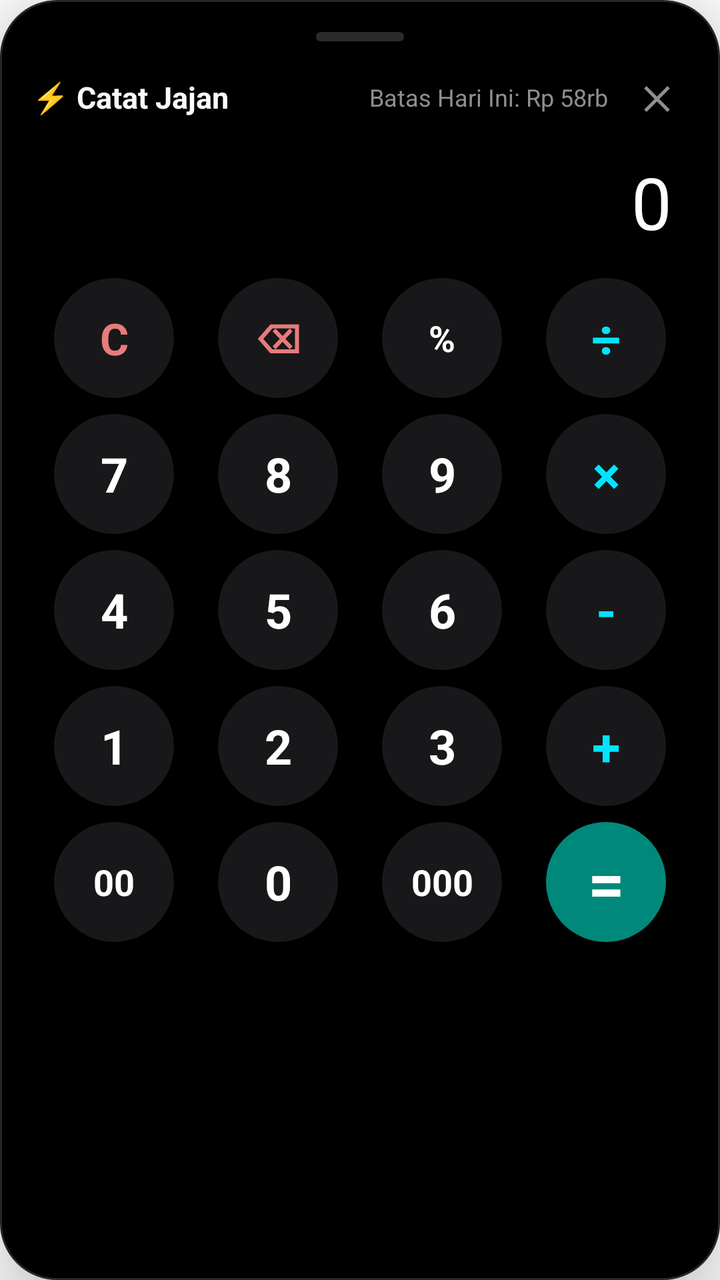
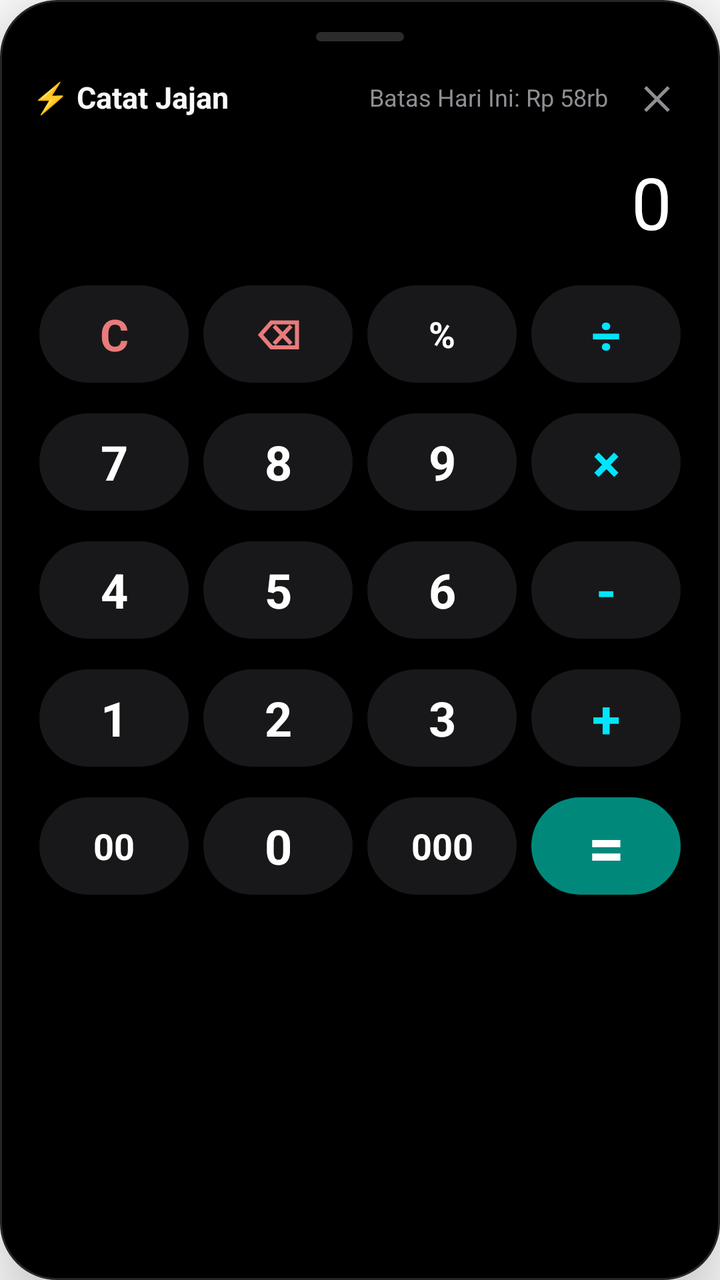

Compare the two renders of this Android layout. The source of the first and the diff that turns it into the second are given below.
<!-- AndroidManifest.xml: fallback theme Theme.MaterialComponents.DayNight.NoActionBar -->
<!-- res/layout/floating_calculator_layout.xml -->
<?xml version="1.0" encoding="utf-8"?>
<LinearLayout xmlns:android="http://schemas.android.com/apk/res/android"
    android:id="@+id/calc_root"
    android:layout_width="340dp"
    android:layout_height="wrap_content"
    android:background="@drawable/bg_calc_card"
    android:elevation="24dp"
    android:orientation="vertical"
    android:padding="16dp">

    
    <View
        android:id="@+id/calc_drag_handle"
        android:layout_width="44dp"
        android:layout_height="4.5dp"
        android:layout_gravity="center_horizontal"
        android:layout_marginBottom="12dp"
        android:background="@drawable/bg_calc_handle" />

    
    <LinearLayout
        android:id="@+id/calc_header"
        android:layout_width="match_parent"
        android:layout_height="wrap_content"
        android:gravity="center_vertical"
        android:orientation="horizontal">

        <TextView
            android:layout_width="0dp"
            android:layout_height="wrap_content"
            android:layout_weight="1"
            android:text="⚡ Catat Jajan"
            android:textColor="#F8FAFC"
            android:textSize="15sp"
            android:textStyle="bold" />

        <TextView
            android:id="@+id/tv_calc_remaining"
            android:layout_width="wrap_content"
            android:layout_height="wrap_content"
            android:text="Batas Hari Ini: Rp 58rb"
            android:textColor="#8E8E93"
            android:textSize="12sp"
            android:textStyle="normal" />

        <TextView
            android:id="@+id/btn_calc_close"
            android:layout_width="32dp"
            android:layout_height="32dp"
            android:layout_marginStart="8dp"
            android:gravity="center"
            android:text="✕"
            android:textColor="#8E8E93"
            android:textSize="16sp"
            android:textStyle="bold" />
    </LinearLayout>

    
    <LinearLayout
        android:layout_width="match_parent"
        android:layout_height="wrap_content"
        android:layout_marginTop="12dp"
        android:layout_marginBottom="14dp"
        android:gravity="end"
        android:orientation="vertical"
        android:paddingStart="8dp"
        android:paddingEnd="8dp">

        
        <TextView
            android:id="@+id/tv_calc_display"
            android:layout_width="wrap_content"
            android:layout_height="wrap_content"
            android:ellipsize="start"
            android:maxLines="1"
            android:text="0"
            android:textColor="#FFFFFF"
            android:textSize="36sp" />

        
        <TextView
            android:id="@+id/tv_calc_formula"
            android:layout_width="wrap_content"
            android:layout_height="wrap_content"
            android:layout_marginTop="4dp"
            android:text=""
            android:textColor="#8E8E93"
            android:textSize="18sp"
            android:visibility="gone" />
    </LinearLayout>

    
    <LinearLayout
        android:layout_width="match_parent"
        android:layout_height="wrap_content"
        android:orientation="vertical">

        
        <LinearLayout
            android:layout_width="match_parent"
            android:layout_height="wrap_content"
            android:layout_marginBottom="8dp"
            android:orientation="horizontal">

            <FrameLayout
                android:layout_width="0dp"
                android:layout_height="wrap_content"
                android:layout_weight="1">

                <TextView
                    android:id="@+id/btn_calc_clear"
                    android:layout_width="60dp"
                    android:layout_height="60dp"
                    android:layout_gravity="center"
                    android:background="@drawable/bg_calc_circle_btn"
                    android:gravity="center"
                    android:text="C"
                    android:textColor="#E87B7B"
                    android:textSize="22sp"
                    android:textStyle="bold" />
            </FrameLayout>

            <FrameLayout
                android:layout_width="0dp"
                android:layout_height="wrap_content"
                android:layout_weight="1">

                <TextView
                    android:id="@+id/num_backspace"
                    android:layout_width="60dp"
                    android:layout_height="60dp"
                    android:layout_gravity="center"
                    android:background="@drawable/bg_calc_circle_btn"
                    android:gravity="center"
                    android:text="⌫"
                    android:textColor="#E87B7B"
                    android:textSize="20sp"
                    android:textStyle="bold" />
            </FrameLayout>

            <FrameLayout
                android:layout_width="0dp"
                android:layout_height="wrap_content"
                android:layout_weight="1">

                <TextView
                    android:id="@+id/btn_calc_percent"
                    android:layout_width="60dp"
                    android:layout_height="60dp"
                    android:layout_gravity="center"
                    android:background="@drawable/bg_calc_circle_btn"
                    android:gravity="center"
                    android:text="%"
                    android:textColor="#FFFFFF"
                    android:textSize="18sp"
                    android:textStyle="bold" />
            </FrameLayout>

            <FrameLayout
                android:layout_width="0dp"
                android:layout_height="wrap_content"
                android:layout_weight="1">

                <TextView
                    android:id="@+id/btn_calc_div"
                    android:layout_width="60dp"
                    android:layout_height="60dp"
                    android:layout_gravity="center"
                    android:background="@drawable/bg_calc_circle_btn"
                    android:gravity="center"
                    android:text="÷"
                    android:textColor="#00E5FF"
                    android:textSize="26sp"
                    android:textStyle="bold" />
            </FrameLayout>
        </LinearLayout>

        
        <LinearLayout
            android:layout_width="match_parent"
            android:layout_height="wrap_content"
            android:layout_marginBottom="8dp"
            android:orientation="horizontal">

            <FrameLayout
                android:layout_width="0dp"
                android:layout_height="wrap_content"
                android:layout_weight="1">

                <TextView
                    android:id="@+id/num_7"
                    android:layout_width="60dp"
                    android:layout_height="60dp"
                    android:layout_gravity="center"
                    android:background="@drawable/bg_calc_circle_btn"
                    android:gravity="center"
                    android:text="7"
                    android:textColor="#FFFFFF"
                    android:textSize="24sp"
                    android:textStyle="bold" />
            </FrameLayout>

            <FrameLayout
                android:layout_width="0dp"
                android:layout_height="wrap_content"
                android:layout_weight="1">

                <TextView
                    android:id="@+id/num_8"
                    android:layout_width="60dp"
                    android:layout_height="60dp"
                    android:layout_gravity="center"
                    android:background="@drawable/bg_calc_circle_btn"
                    android:gravity="center"
                    android:text="8"
                    android:textColor="#FFFFFF"
                    android:textSize="24sp"
                    android:textStyle="bold" />
            </FrameLayout>

            <FrameLayout
                android:layout_width="0dp"
                android:layout_height="wrap_content"
                android:layout_weight="1">

                <TextView
                    android:id="@+id/num_9"
                    android:layout_width="60dp"
                    android:layout_height="60dp"
                    android:layout_gravity="center"
                    android:background="@drawable/bg_calc_circle_btn"
                    android:gravity="center"
                    android:text="9"
                    android:textColor="#FFFFFF"
                    android:textSize="24sp"
                    android:textStyle="bold" />
            </FrameLayout>

            <FrameLayout
                android:layout_width="0dp"
                android:layout_height="wrap_content"
                android:layout_weight="1">

                <TextView
                    android:id="@+id/btn_calc_mul"
                    android:layout_width="60dp"
                    android:layout_height="60dp"
                    android:layout_gravity="center"
                    android:background="@drawable/bg_calc_circle_btn"
                    android:gravity="center"
                    android:text="×"
                    android:textColor="#00E5FF"
                    android:textSize="26sp"
                    android:textStyle="bold" />
            </FrameLayout>
        </LinearLayout>

        
        <LinearLayout
            android:layout_width="match_parent"
            android:layout_height="wrap_content"
            android:layout_marginBottom="8dp"
            android:orientation="horizontal">

            <FrameLayout
                android:layout_width="0dp"
                android:layout_height="wrap_content"
                android:layout_weight="1">

                <TextView
                    android:id="@+id/num_4"
                    android:layout_width="60dp"
                    android:layout_height="60dp"
                    android:layout_gravity="center"
                    android:background="@drawable/bg_calc_circle_btn"
                    android:gravity="center"
                    android:text="4"
                    android:textColor="#FFFFFF"
                    android:textSize="24sp"
                    android:textStyle="bold" />
            </FrameLayout>

            <FrameLayout
                android:layout_width="0dp"
                android:layout_height="wrap_content"
                android:layout_weight="1">

                <TextView
                    android:id="@+id/num_5"
                    android:layout_width="60dp"
                    android:layout_height="60dp"
                    android:layout_gravity="center"
                    android:background="@drawable/bg_calc_circle_btn"
                    android:gravity="center"
                    android:text="5"
                    android:textColor="#FFFFFF"
                    android:textSize="24sp"
                    android:textStyle="bold" />
            </FrameLayout>

            <FrameLayout
                android:layout_width="0dp"
                android:layout_height="wrap_content"
                android:layout_weight="1">

                <TextView
                    android:id="@+id/num_6"
                    android:layout_width="60dp"
                    android:layout_height="60dp"
                    android:layout_gravity="center"
                    android:background="@drawable/bg_calc_circle_btn"
                    android:gravity="center"
                    android:text="6"
                    android:textColor="#FFFFFF"
                    android:textSize="24sp"
                    android:textStyle="bold" />
            </FrameLayout>

            <FrameLayout
                android:layout_width="0dp"
                android:layout_height="wrap_content"
                android:layout_weight="1">

                <TextView
                    android:id="@+id/btn_calc_minus"
                    android:layout_width="60dp"
                    android:layout_height="60dp"
                    android:layout_gravity="center"
                    android:background="@drawable/bg_calc_circle_btn"
                    android:gravity="center"
                    android:text="-"
                    android:textColor="#00E5FF"
                    android:textSize="26sp"
                    android:textStyle="bold" />
            </FrameLayout>
        </LinearLayout>

        
        <LinearLayout
            android:layout_width="match_parent"
            android:layout_height="wrap_content"
            android:layout_marginBottom="8dp"
            android:orientation="horizontal">

            <FrameLayout
                android:layout_width="0dp"
                android:layout_height="wrap_content"
                android:layout_weight="1">

                <TextView
                    android:id="@+id/num_1"
                    android:layout_width="60dp"
                    android:layout_height="60dp"
                    android:layout_gravity="center"
                    android:background="@drawable/bg_calc_circle_btn"
                    android:gravity="center"
                    android:text="1"
                    android:textColor="#FFFFFF"
                    android:textSize="24sp"
                    android:textStyle="bold" />
            </FrameLayout>

            <FrameLayout
                android:layout_width="0dp"
                android:layout_height="wrap_content"
                android:layout_weight="1">

                <TextView
                    android:id="@+id/num_2"
                    android:layout_width="60dp"
                    android:layout_height="60dp"
                    android:layout_gravity="center"
                    android:background="@drawable/bg_calc_circle_btn"
                    android:gravity="center"
                    android:text="2"
                    android:textColor="#FFFFFF"
                    android:textSize="24sp"
                    android:textStyle="bold" />
            </FrameLayout>

            <FrameLayout
                android:layout_width="0dp"
                android:layout_height="wrap_content"
                android:layout_weight="1">

                <TextView
                    android:id="@+id/num_3"
                    android:layout_width="60dp"
                    android:layout_height="60dp"
                    android:layout_gravity="center"
                    android:background="@drawable/bg_calc_circle_btn"
                    android:gravity="center"
                    android:text="3"
                    android:textColor="#FFFFFF"
                    android:textSize="24sp"
                    android:textStyle="bold" />
            </FrameLayout>

            <FrameLayout
                android:layout_width="0dp"
                android:layout_height="wrap_content"
                android:layout_weight="1">

                <TextView
                    android:id="@+id/btn_calc_plus"
                    android:layout_width="60dp"
                    android:layout_height="60dp"
                    android:layout_gravity="center"
                    android:background="@drawable/bg_calc_circle_btn"
                    android:gravity="center"
                    android:text="+"
                    android:textColor="#00E5FF"
                    android:textSize="26sp"
                    android:textStyle="bold" />
            </FrameLayout>
        </LinearLayout>

        
        <LinearLayout
            android:layout_width="match_parent"
            android:layout_height="wrap_content"
            android:orientation="horizontal">

            <FrameLayout
                android:layout_width="0dp"
                android:layout_height="wrap_content"
                android:layout_weight="1">

                <TextView
                    android:id="@+id/num_00"
                    android:layout_width="60dp"
                    android:layout_height="60dp"
                    android:layout_gravity="center"
                    android:background="@drawable/bg_calc_circle_btn"
                    android:gravity="center"
                    android:text="00"
                    android:textColor="#FFFFFF"
                    android:textSize="18sp"
                    android:textStyle="bold" />
            </FrameLayout>

            <FrameLayout
                android:layout_width="0dp"
                android:layout_height="wrap_content"
                android:layout_weight="1">

                <TextView
                    android:id="@+id/num_0"
                    android:layout_width="60dp"
                    android:layout_height="60dp"
                    android:layout_gravity="center"
                    android:background="@drawable/bg_calc_circle_btn"
                    android:gravity="center"
                    android:text="0"
                    android:textColor="#FFFFFF"
                    android:textSize="24sp"
                    android:textStyle="bold" />
            </FrameLayout>

            <FrameLayout
                android:layout_width="0dp"
                android:layout_height="wrap_content"
                android:layout_weight="1">

                <TextView
                    android:id="@+id/num_000"
                    android:layout_width="60dp"
                    android:layout_height="60dp"
                    android:layout_gravity="center"
                    android:background="@drawable/bg_calc_circle_btn"
                    android:gravity="center"
                    android:text="000"
                    android:textColor="#FFFFFF"
                    android:textSize="18sp"
                    android:textStyle="bold" />
            </FrameLayout>

            <FrameLayout
                android:layout_width="0dp"
                android:layout_height="wrap_content"
                android:layout_weight="1">

                <TextView
                    android:id="@+id/btn_calc_save"
                    android:layout_width="60dp"
                    android:layout_height="60dp"
                    android:layout_gravity="center"
                    android:background="@drawable/bg_calc_circle_equal"
                    android:gravity="center"
                    android:text="="
                    android:textColor="#FFFFFF"
                    android:textSize="32sp"
                    android:textStyle="bold" />
            </FrameLayout>
        </LinearLayout>
    </LinearLayout>

</LinearLayout>
<!-- resources referenced by this layout -->
<resources>
  <!-- drawable bg_calc_card (drawable) -->
  <?xml version="1.0" encoding="utf-8"?>
  <shape xmlns:android="http://schemas.android.com/apk/res/android"
      android:shape="rectangle">
      <solid android:color="#000000" />
      <corners android:radius="28dp" />
      <stroke
          android:width="1dp"
          android:color="#262626" />
  </shape>
  <!-- drawable bg_calc_circle_btn (drawable) -->
  <?xml version="1.0" encoding="utf-8"?>
  <ripple xmlns:android="http://schemas.android.com/apk/res/android"
      android:color="#33FFFFFF">
      <item>
          <shape android:shape="oval">
              <solid android:color="#18181A" />
          </shape>
      </item>
  </ripple>
  <!-- drawable bg_calc_circle_equal (drawable) -->
  <?xml version="1.0" encoding="utf-8"?>
  <ripple xmlns:android="http://schemas.android.com/apk/res/android"
      android:color="#44FFFFFF">
      <item>
          <shape android:shape="oval">
              <solid android:color="#00897B" />
          </shape>
      </item>
  </ripple>
  <!-- drawable bg_calc_handle (drawable) -->
  <?xml version="1.0" encoding="utf-8"?>
  <shape xmlns:android="http://schemas.android.com/apk/res/android"
      android:shape="rectangle">
      <solid android:color="#4D8E8E93" />
      <corners android:radius="3dp" />
  </shape>
</resources>

<!-- the commit's change to res/layout/floating_calculator_layout.xml (unified diff, before → after) -->
@@ -1,7 +1,7 @@
 <?xml version="1.0" encoding="utf-8"?>
 <LinearLayout xmlns:android="http://schemas.android.com/apk/res/android"
     android:id="@+id/calc_root"
-    android:layout_width="340dp"
+    android:layout_width="match_parent"
     android:layout_height="wrap_content"
     android:background="@drawable/bg_calc_card"
     android:elevation="24dp"
@@ -26,13 +26,17 @@
         android:orientation="horizontal">
 
         <TextView
-            android:layout_width="0dp"
+            android:layout_width="wrap_content"
             android:layout_height="wrap_content"
-            android:layout_weight="1"
             android:text="⚡ Catat Jajan"
             android:textColor="#F8FAFC"
             android:textSize="15sp"
             android:textStyle="bold" />
+
+        <View
+            android:layout_width="0dp"
+            android:layout_height="1dp"
+            android:layout_weight="1" />
 
         <TextView
             android:id="@+id/tv_calc_remaining"
@@ -41,6 +45,7 @@
             android:text="Batas Hari Ini: Rp 58rb"
             android:textColor="#8E8E93"
             android:textSize="12sp"
+            android:maxLines="1"
             android:textStyle="normal" />
 
         <TextView
@@ -98,400 +103,305 @@
         
         <LinearLayout
             android:layout_width="match_parent"
-            android:layout_height="wrap_content"
+            android:layout_height="56dp"
             android:layout_marginBottom="8dp"
-            android:orientation="horizontal">
-
-            <FrameLayout
-                android:layout_width="0dp"
-                android:layout_height="wrap_content"
-                android:layout_weight="1">
-
-                <TextView
-                    android:id="@+id/btn_calc_clear"
-                    android:layout_width="60dp"
-                    android:layout_height="60dp"
-                    android:layout_gravity="center"
-                    android:background="@drawable/bg_calc_circle_btn"
-                    android:gravity="center"
-                    android:text="C"
-                    android:textColor="#E87B7B"
-                    android:textSize="22sp"
-                    android:textStyle="bold" />
-            </FrameLayout>
-
-            <FrameLayout
-                android:layout_width="0dp"
-                android:layout_height="wrap_content"
-                android:layout_weight="1">
-
-                <TextView
-                    android:id="@+id/num_backspace"
-                    android:layout_width="60dp"
-                    android:layout_height="60dp"
-                    android:layout_gravity="center"
-                    android:background="@drawable/bg_calc_circle_btn"
-                    android:gravity="center"
-                    android:text="⌫"
-                    android:textColor="#E87B7B"
-                    android:textSize="20sp"
-                    android:textStyle="bold" />
-            </FrameLayout>
-
-            <FrameLayout
-                android:layout_width="0dp"
-                android:layout_height="wrap_content"
-                android:layout_weight="1">
-
-                <TextView
-                    android:id="@+id/btn_calc_percent"
-                    android:layout_width="60dp"
-                    android:layout_height="60dp"
-                    android:layout_gravity="center"
-                    android:background="@drawable/bg_calc_circle_btn"
-                    android:gravity="center"
-                    android:text="%"
-                    android:textColor="#FFFFFF"
-                    android:textSize="18sp"
-                    android:textStyle="bold" />
-            </FrameLayout>
-
-            <FrameLayout
-                android:layout_width="0dp"
-                android:layout_height="wrap_content"
-                android:layout_weight="1">
-
-                <TextView
-                    android:id="@+id/btn_calc_div"
-                    android:layout_width="60dp"
-                    android:layout_height="60dp"
-                    android:layout_gravity="center"
-                    android:background="@drawable/bg_calc_circle_btn"
-                    android:gravity="center"
-                    android:text="÷"
-                    android:textColor="#00E5FF"
-                    android:textSize="26sp"
-                    android:textStyle="bold" />
-            </FrameLayout>
+            android:orientation="horizontal"
+            android:weightSum="4">
+
+            <TextView
+                android:id="@+id/btn_calc_clear"
+                android:layout_width="0dp"
+                android:layout_height="match_parent"
+                android:layout_margin="3.5dp"
+                android:layout_weight="1"
+                android:background="@drawable/bg_calc_circle_btn"
+                android:gravity="center"
+                android:text="C"
+                android:textColor="#E87B7B"
+                android:textSize="22sp"
+                android:textStyle="bold" />
+
+            <TextView
+                android:id="@+id/num_backspace"
+                android:layout_width="0dp"
+                android:layout_height="match_parent"
+                android:layout_margin="3.5dp"
+                android:layout_weight="1"
+                android:background="@drawable/bg_calc_circle_btn"
+                android:gravity="center"
+                android:text="⌫"
+                android:textColor="#E87B7B"
+                android:textSize="20sp"
+                android:textStyle="bold" />
+
+            <TextView
+                android:id="@+id/btn_calc_percent"
+                android:layout_width="0dp"
+                android:layout_height="match_parent"
+                android:layout_margin="3.5dp"
+                android:layout_weight="1"
+                android:background="@drawable/bg_calc_circle_btn"
+                android:gravity="center"
+                android:text="%"
+                android:textColor="#FFFFFF"
+                android:textSize="18sp"
+                android:textStyle="bold" />
+
+            <TextView
+                android:id="@+id/btn_calc_div"
+                android:layout_width="0dp"
+                android:layout_height="match_parent"
+                android:layout_margin="3.5dp"
+                android:layout_weight="1"
+                android:background="@drawable/bg_calc_circle_btn"
+                android:gravity="center"
+                android:text="÷"
+                android:textColor="#00E5FF"
+                android:textSize="26sp"
+                android:textStyle="bold" />
         </LinearLayout>
 
         
         <LinearLayout
             android:layout_width="match_parent"
-            android:layout_height="wrap_content"
+            android:layout_height="56dp"
             android:layout_marginBottom="8dp"
-            android:orientation="horizontal">
-
-            <FrameLayout
-                android:layout_width="0dp"
-                android:layout_height="wrap_content"
-                android:layout_weight="1">
-
-                <TextView
-                    android:id="@+id/num_7"
-                    android:layout_width="60dp"
-                    android:layout_height="60dp"
-                    android:layout_gravity="center"
-                    android:background="@drawable/bg_calc_circle_btn"
-                    android:gravity="center"
-                    android:text="7"
-                    android:textColor="#FFFFFF"
-                    android:textSize="24sp"
-                    android:textStyle="bold" />
-            </FrameLayout>
-
-            <FrameLayout
-                android:layout_width="0dp"
-                android:layout_height="wrap_content"
-                android:layout_weight="1">
-
-                <TextView
-                    android:id="@+id/num_8"
-                    android:layout_width="60dp"
-                    android:layout_height="60dp"
-                    android:layout_gravity="center"
-                    android:background="@drawable/bg_calc_circle_btn"
-                    android:gravity="center"
-                    android:text="8"
-                    android:textColor="#FFFFFF"
-                    android:textSize="24sp"
-                    android:textStyle="bold" />
-            </FrameLayout>
-
-            <FrameLayout
-                android:layout_width="0dp"
-                android:layout_height="wrap_content"
-                android:layout_weight="1">
-
-                <TextView
-                    android:id="@+id/num_9"
-                    android:layout_width="60dp"
-                    android:layout_height="60dp"
-                    android:layout_gravity="center"
-                    android:background="@drawable/bg_calc_circle_btn"
-                    android:gravity="center"
-                    android:text="9"
-                    android:textColor="#FFFFFF"
-                    android:textSize="24sp"
-                    android:textStyle="bold" />
-            </FrameLayout>
-
-            <FrameLayout
-                android:layout_width="0dp"
-                android:layout_height="wrap_content"
-                android:layout_weight="1">
-
-                <TextView
-                    android:id="@+id/btn_calc_mul"
-                    android:layout_width="60dp"
-                    android:layout_height="60dp"
-                    android:layout_gravity="center"
-                    android:background="@drawable/bg_calc_circle_btn"
-                    android:gravity="center"
-                    android:text="×"
-                    android:textColor="#00E5FF"
-                    android:textSize="26sp"
-                    android:textStyle="bold" />
-            </FrameLayout>
+            android:orientation="horizontal"
+            android:weightSum="4">
+
+            <TextView
+                android:id="@+id/num_7"
+                android:layout_width="0dp"
+                android:layout_height="match_parent"
+                android:layout_margin="3.5dp"
+                android:layout_weight="1"
+                android:background="@drawable/bg_calc_circle_btn"
+                android:gravity="center"
+                android:text="7"
+                android:textColor="#FFFFFF"
+                android:textSize="24sp"
+                android:textStyle="bold" />
+
+            <TextView
+                android:id="@+id/num_8"
+                android:layout_width="0dp"
+                android:layout_height="match_parent"
+                android:layout_margin="3.5dp"
+                android:layout_weight="1"
+                android:background="@drawable/bg_calc_circle_btn"
+                android:gravity="center"
+                android:text="8"
+                android:textColor="#FFFFFF"
+                android:textSize="24sp"
+                android:textStyle="bold" />
+
+            <TextView
+                android:id="@+id/num_9"
+                android:layout_width="0dp"
+                android:layout_height="match_parent"
+                android:layout_margin="3.5dp"
+                android:layout_weight="1"
+                android:background="@drawable/bg_calc_circle_btn"
+                android:gravity="center"
+                android:text="9"
+                android:textColor="#FFFFFF"
+                android:textSize="24sp"
+                android:textStyle="bold" />
+
+            <TextView
+                android:id="@+id/btn_calc_mul"
+                android:layout_width="0dp"
+                android:layout_height="match_parent"
+                android:layout_margin="3.5dp"
+                android:layout_weight="1"
+                android:background="@drawable/bg_calc_circle_btn"
+                android:gravity="center"
+                android:text="×"
+                android:textColor="#00E5FF"
+                android:textSize="26sp"
+                android:textStyle="bold" />
         </LinearLayout>
 
         
         <LinearLayout
             android:layout_width="match_parent"
-            android:layout_height="wrap_content"
+            android:layout_height="56dp"
             android:layout_marginBottom="8dp"
-            android:orientation="horizontal">
-
-            <FrameLayout
-                android:layout_width="0dp"
-                android:layout_height="wrap_content"
-                android:layout_weight="1">
-
-                <TextView
-                    android:id="@+id/num_4"
-                    android:layout_width="60dp"
-                    android:layout_height="60dp"
-                    android:layout_gravity="center"
-                    android:background="@drawable/bg_calc_circle_btn"
-                    android:gravity="center"
-                    android:text="4"
-                    android:textColor="#FFFFFF"
-                    android:textSize="24sp"
-                    android:textStyle="bold" />
-            </FrameLayout>
-
-            <FrameLayout
-                android:layout_width="0dp"
-                android:layout_height="wrap_content"
-                android:layout_weight="1">
-
-                <TextView
-                    android:id="@+id/num_5"
-                    android:layout_width="60dp"
-                    android:layout_height="60dp"
-                    android:layout_gravity="center"
-                    android:background="@drawable/bg_calc_circle_btn"
-                    android:gravity="center"
-                    android:text="5"
-                    android:textColor="#FFFFFF"
-                    android:textSize="24sp"
-                    android:textStyle="bold" />
-            </FrameLayout>
-
-            <FrameLayout
-                android:layout_width="0dp"
-                android:layout_height="wrap_content"
-                android:layout_weight="1">
-
-                <TextView
-                    android:id="@+id/num_6"
-                    android:layout_width="60dp"
-                    android:layout_height="60dp"
-                    android:layout_gravity="center"
-                    android:background="@drawable/bg_calc_circle_btn"
-                    android:gravity="center"
-                    android:text="6"
-                    android:textColor="#FFFFFF"
-                    android:textSize="24sp"
-                    android:textStyle="bold" />
-            </FrameLayout>
-
-            <FrameLayout
-                android:layout_width="0dp"
-                android:layout_height="wrap_content"
-                android:layout_weight="1">
-
-                <TextView
-                    android:id="@+id/btn_calc_minus"
-                    android:layout_width="60dp"
-                    android:layout_height="60dp"
-                    android:layout_gravity="center"
-                    android:background="@drawable/bg_calc_circle_btn"
-                    android:gravity="center"
-                    android:text="-"
-                    android:textColor="#00E5FF"
-                    android:textSize="26sp"
-                    android:textStyle="bold" />
-            </FrameLayout>
+            android:orientation="horizontal"
+            android:weightSum="4">
+
+            <TextView
+                android:id="@+id/num_4"
+                android:layout_width="0dp"
+                android:layout_height="match_parent"
+                android:layout_margin="3.5dp"
+                android:layout_weight="1"
+                android:background="@drawable/bg_calc_circle_btn"
+                android:gravity="center"
+                android:text="4"
+                android:textColor="#FFFFFF"
+                android:textSize="24sp"
+                android:textStyle="bold" />
+
+            <TextView
+                android:id="@+id/num_5"
+                android:layout_width="0dp"
+                android:layout_height="match_parent"
+                android:layout_margin="3.5dp"
+                android:layout_weight="1"
+                android:background="@drawable/bg_calc_circle_btn"
+                android:gravity="center"
+                android:text="5"
+                android:textColor="#FFFFFF"
+                android:textSize="24sp"
+                android:textStyle="bold" />
+
+            <TextView
+                android:id="@+id/num_6"
+                android:layout_width="0dp"
+                android:layout_height="match_parent"
+                android:layout_margin="3.5dp"
+                android:layout_weight="1"
+                android:background="@drawable/bg_calc_circle_btn"
+                android:gravity="center"
+                android:text="6"
+                android:textColor="#FFFFFF"
+                android:textSize="24sp"
+                android:textStyle="bold" />
+
+            <TextView
+                android:id="@+id/btn_calc_minus"
+                android:layout_width="0dp"
+                android:layout_height="match_parent"
+                android:layout_margin="3.5dp"
+                android:layout_weight="1"
+                android:background="@drawable/bg_calc_circle_btn"
+                android:gravity="center"
+                android:text="-"
+                android:textColor="#00E5FF"
+                android:textSize="26sp"
+                android:textStyle="bold" />
         </LinearLayout>
 
         
         <LinearLayout
             android:layout_width="match_parent"
-            android:layout_height="wrap_content"
+            android:layout_height="56dp"
             android:layout_marginBottom="8dp"
-            android:orientation="horizontal">
-
-            <FrameLayout
-                android:layout_width="0dp"
-                android:layout_height="wrap_content"
-                android:layout_weight="1">
-
-                <TextView
-                    android:id="@+id/num_1"
-                    android:layout_width="60dp"
-                    android:layout_height="60dp"
-                    android:layout_gravity="center"
-                    android:background="@drawable/bg_calc_circle_btn"
-                    android:gravity="center"
-                    android:text="1"
-                    android:textColor="#FFFFFF"
-                    android:textSize="24sp"
-                    android:textStyle="bold" />
-            </FrameLayout>
-
-            <FrameLayout
-                android:layout_width="0dp"
-                android:layout_height="wrap_content"
-                android:layout_weight="1">
-
-                <TextView
-                    android:id="@+id/num_2"
-                    android:layout_width="60dp"
-                    android:layout_height="60dp"
-                    android:layout_gravity="center"
-                    android:background="@drawable/bg_calc_circle_btn"
-                    android:gravity="center"
-                    android:text="2"
-                    android:textColor="#FFFFFF"
-                    android:textSize="24sp"
-                    android:textStyle="bold" />
-            </FrameLayout>
-
-            <FrameLayout
-                android:layout_width="0dp"
-                android:layout_height="wrap_content"
-                android:layout_weight="1">
-
-                <TextView
-                    android:id="@+id/num_3"
-                    android:layout_width="60dp"
-                    android:layout_height="60dp"
-                    android:layout_gravity="center"
-                    android:background="@drawable/bg_calc_circle_btn"
-                    android:gravity="center"
-                    android:text="3"
-                    android:textColor="#FFFFFF"
-                    android:textSize="24sp"
-                    android:textStyle="bold" />
-            </FrameLayout>
-
-            <FrameLayout
-                android:layout_width="0dp"
-                android:layout_height="wrap_content"
-                android:layout_weight="1">
-
-                <TextView
-                    android:id="@+id/btn_calc_plus"
-                    android:layout_width="60dp"
-                    android:layout_height="60dp"
-                    android:layout_gravity="center"
-                    android:background="@drawable/bg_calc_circle_btn"
-                    android:gravity="center"
-                    android:text="+"
-                    android:textColor="#00E5FF"
-                    android:textSize="26sp"
-                    android:textStyle="bold" />
-            </FrameLayout>
+            android:orientation="horizontal"
+            android:weightSum="4">
+
+            <TextView
+                android:id="@+id/num_1"
+                android:layout_width="0dp"
+                android:layout_height="match_parent"
+                android:layout_margin="3.5dp"
+                android:layout_weight="1"
+                android:background="@drawable/bg_calc_circle_btn"
+                android:gravity="center"
+                android:text="1"
+                android:textColor="#FFFFFF"
+                android:textSize="24sp"
+                android:textStyle="bold" />
+
+            <TextView
+                android:id="@+id/num_2"
+                android:layout_width="0dp"
+                android:layout_height="match_parent"
+                android:layout_margin="3.5dp"
+                android:layout_weight="1"
+                android:background="@drawable/bg_calc_circle_btn"
+                android:gravity="center"
+                android:text="2"
+                android:textColor="#FFFFFF"
+                android:textSize="24sp"
+                android:textStyle="bold" />
+
+            <TextView
+                android:id="@+id/num_3"
+                android:layout_width="0dp"
+                android:layout_height="match_parent"
+                android:layout_margin="3.5dp"
+                android:layout_weight="1"
+                android:background="@drawable/bg_calc_circle_btn"
+                android:gravity="center"
+                android:text="3"
+                android:textColor="#FFFFFF"
+                android:textSize="24sp"
+                android:textStyle="bold" />
+
+            <TextView
+                android:id="@+id/btn_calc_plus"
+                android:layout_width="0dp"
+                android:layout_height="match_parent"
+                android:layout_margin="3.5dp"
+                android:layout_weight="1"
+                android:background="@drawable/bg_calc_circle_btn"
+                android:gravity="center"
+                android:text="+"
+                android:textColor="#00E5FF"
+                android:textSize="26sp"
+                android:textStyle="bold" />
         </LinearLayout>
 
         
         <LinearLayout
             android:layout_width="match_parent"
-            android:layout_height="wrap_content"
-            android:orientation="horizontal">
-
-            <FrameLayout
-                android:layout_width="0dp"
-                android:layout_height="wrap_content"
-                android:layout_weight="1">
-
-                <TextView
-                    android:id="@+id/num_00"
-                    android:layout_width="60dp"
-                    android:layout_height="60dp"
-                    android:layout_gravity="center"
-                    android:background="@drawable/bg_calc_circle_btn"
-                    android:gravity="center"
-                    android:text="00"
-                    android:textColor="#FFFFFF"
-                    android:textSize="18sp"
-                    android:textStyle="bold" />
-            </FrameLayout>
-
-            <FrameLayout
-                android:layout_width="0dp"
-                android:layout_height="wrap_content"
-                android:layout_weight="1">
-
-                <TextView
-                    android:id="@+id/num_0"
-                    android:layout_width="60dp"
-                    android:layout_height="60dp"
-                    android:layout_gravity="center"
-                    android:background="@drawable/bg_calc_circle_btn"
-                    android:gravity="center"
-                    android:text="0"
-                    android:textColor="#FFFFFF"
-                    android:textSize="24sp"
-                    android:textStyle="bold" />
-            </FrameLayout>
-
-            <FrameLayout
-                android:layout_width="0dp"
-                android:layout_height="wrap_content"
-                android:layout_weight="1">
-
-                <TextView
-                    android:id="@+id/num_000"
-                    android:layout_width="60dp"
-                    android:layout_height="60dp"
-                    android:layout_gravity="center"
-                    android:background="@drawable/bg_calc_circle_btn"
-                    android:gravity="center"
-                    android:text="000"
-                    android:textColor="#FFFFFF"
-                    android:textSize="18sp"
-                    android:textStyle="bold" />
-            </FrameLayout>
-
-            <FrameLayout
-                android:layout_width="0dp"
-                android:layout_height="wrap_content"
-                android:layout_weight="1">
-
-                <TextView
-                    android:id="@+id/btn_calc_save"
-                    android:layout_width="60dp"
-                    android:layout_height="60dp"
-                    android:layout_gravity="center"
-                    android:background="@drawable/bg_calc_circle_equal"
-                    android:gravity="center"
-                    android:text="="
-                    android:textColor="#FFFFFF"
-                    android:textSize="32sp"
-                    android:textStyle="bold" />
-            </FrameLayout>
+            android:layout_height="56dp"
+            android:orientation="horizontal"
+            android:weightSum="4">
+
+            <TextView
+                android:id="@+id/num_00"
+                android:layout_width="0dp"
+                android:layout_height="match_parent"
+                android:layout_margin="3.5dp"
+                android:layout_weight="1"
+                android:background="@drawable/bg_calc_circle_btn"
+                android:gravity="center"
+                android:text="00"
+                android:textColor="#FFFFFF"
+                android:textSize="18sp"
+                android:textStyle="bold" />
+
+            <TextView
+                android:id="@+id/num_0"
+                android:layout_width="0dp"
+                android:layout_height="match_parent"
+                android:layout_margin="3.5dp"
+                android:layout_weight="1"
+                android:background="@drawable/bg_calc_circle_btn"
+                android:gravity="center"
+                android:text="0"
+                android:textColor="#FFFFFF"
+                android:textSize="24sp"
+                android:textStyle="bold" />
+
+            <TextView
+                android:id="@+id/num_000"
+                android:layout_width="0dp"
+                android:layout_height="match_parent"
+                android:layout_margin="3.5dp"
+                android:layout_weight="1"
+                android:background="@drawable/bg_calc_circle_btn"
+                android:gravity="center"
+                android:text="000"
+                android:textColor="#FFFFFF"
+                android:textSize="18sp"
+                android:textStyle="bold" />
+
+            <TextView
+                android:id="@+id/btn_calc_save"
+                android:layout_width="0dp"
+                android:layout_height="match_parent"
+                android:layout_margin="3.5dp"
+                android:layout_weight="1"
+                android:background="@drawable/bg_calc_circle_equal"
+                android:gravity="center"
+                android:text="="
+                android:textColor="#FFFFFF"
+                android:textSize="32sp"
+                android:textStyle="bold" />
         </LinearLayout>
     </LinearLayout>
 
<!-- resource entries referenced after the edit -->
@@ -15,8 +15,9 @@
   <ripple xmlns:android="http://schemas.android.com/apk/res/android"
       android:color="#33FFFFFF">
       <item>
-          <shape android:shape="oval">
+          <shape android:shape="rectangle">
               <solid android:color="#18181A" />
+              <corners android:radius="28dp" />
           </shape>
       </item>
   </ripple>
@@ -25,8 +26,9 @@
   <ripple xmlns:android="http://schemas.android.com/apk/res/android"
       android:color="#44FFFFFF">
       <item>
-          <shape android:shape="oval">
+          <shape android:shape="rectangle">
               <solid android:color="#00897B" />
+              <corners android:radius="28dp" />
           </shape>
       </item>
   </ripple>
